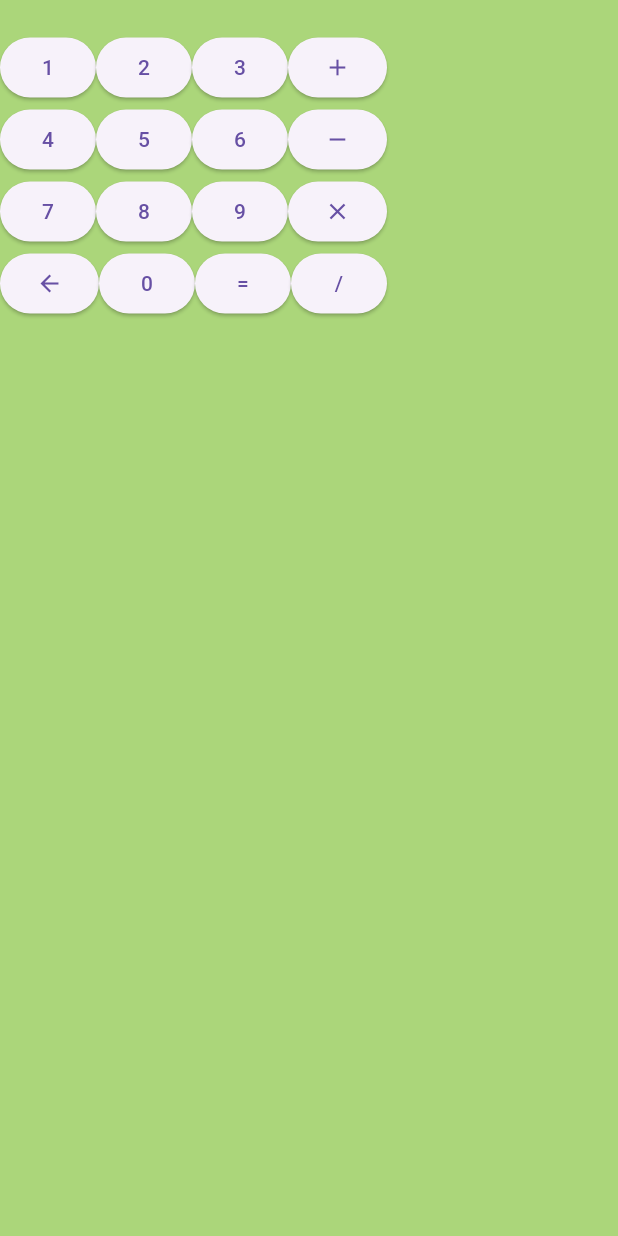
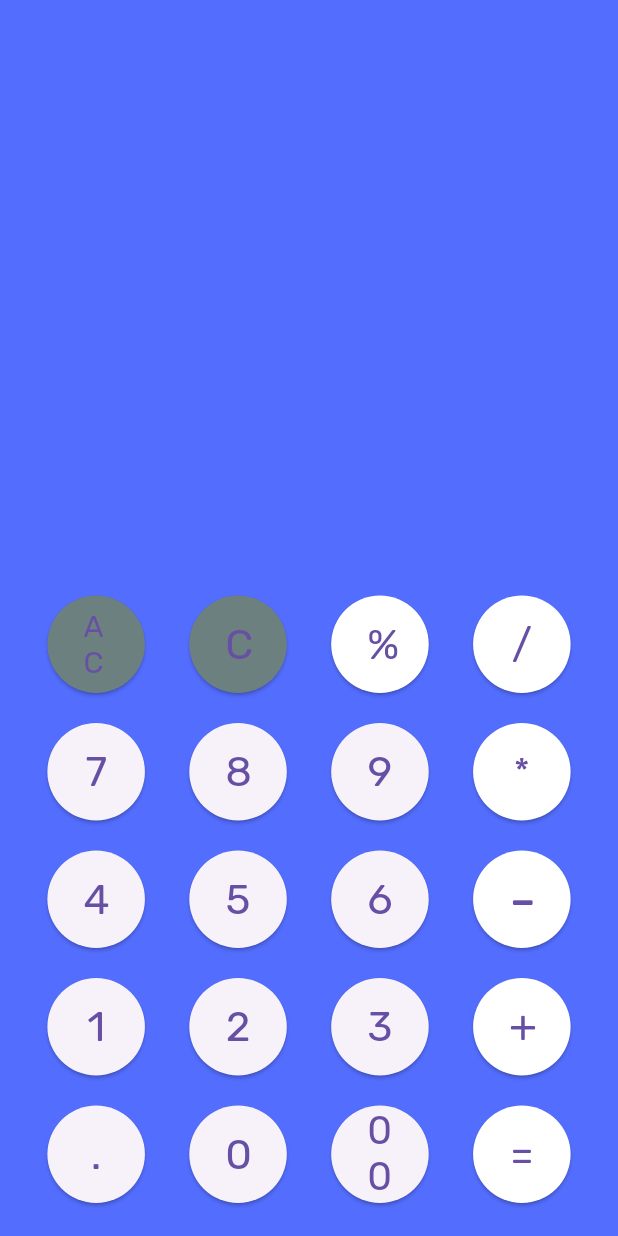
Before and after one commit to api-diengcyber/flutter_tutorial_kalkulator, a Flutter app: the screen it shows after launch, on a phone screen of 412 x 824 dp. Run offline on Flutter 3.47's test engine with Material 3 defaults, Android fonts, the phone set to English and light mode, and no system bars; our stand-ins replace google_fonts, math_expressions.

Commit message:
feat: new files

```diff
--- /dev/null
+++ b/lib/calc_button.dart
@@ -0,0 +1,52 @@
+import 'package:flutter/material.dart';
+import 'package:google_fonts/google_fonts.dart';
+
+class CalcButton extends StatelessWidget {
+  final String text;
+  final int? fillColor;
+  final int textColor;
+  final double textSize;
+  final Function? callback;
+
+  const CalcButton({
+    super.key,
+    required this.text,
+    this.fillColor,
+    this.textColor = 0xFFFFFFFF,
+    this.textSize = 28,
+    this.callback,
+  });
+
+  @override
+  Widget build(BuildContext context) {
+    return Container(
+      margin: const EdgeInsets.all(10),
+      child: SizedBox(
+        width: 65,
+        height: 65,
+        child: ElevatedButton(
+          onPressed: () {
+            callback!(text);
+          },
+          style: ElevatedButton.styleFrom(
+            shape: RoundedRectangleBorder(
+              borderRadius: BorderRadius.circular(50.0),
+            ),
+            textStyle: TextStyle(
+              color: Color(textColor),
+            ),
+            backgroundColor: fillColor != null ? Color(fillColor!) : null,
+          ),
+          child: Text(
+            text,
+            style: GoogleFonts.rubik(
+              textStyle: TextStyle(
+                fontSize: textSize,
+              ),
+            ),
+          ),
+        ),
+      ),
+    );
+  }
+}
--- a/lib/halaman_awal.dart
+++ b/lib/halaman_awal.dart
@@ -1,13 +1,13 @@
 import 'package:flutter/material.dart';
 
 class HalamanAwal extends StatefulWidget {
-  const HalamanAwal({Key? key}) : super(key: key);
+  const HalamanAwal({super.key});
 
   @override
-  _HalamanAwal createState() => _HalamanAwal();
+  HalamanAwalState createState() => HalamanAwalState();
 }
 
-class _HalamanAwal extends State<HalamanAwal> {
+class HalamanAwalState extends State<HalamanAwal> {
   String numbers = "";
 
   clickNumber(int number) {
--- /dev/null
+++ b/lib/home.dart
@@ -0,0 +1,210 @@
+import 'package:flutter/material.dart';
+import 'package:flutter_aplikasi_pertama/calc_button.dart';
+import 'package:google_fonts/google_fonts.dart';
+import 'package:math_expressions/math_expressions.dart';
+
+class Home extends StatefulWidget {
+  const Home({super.key});
+
+  @override
+  HomeState createState() => HomeState();
+}
+
+class HomeState extends State<Home> {
+  String history = '';
+  String expression = '';
+
+  void numClick(String text) {
+    setState(() => expression += text);
+  }
+
+  void allClear(String text) {
+    setState(() {
+      history = '';
+      expression = '';
+    });
+  }
+
+  void clear(String text) {
+    setState(() {
+      expression = '';
+    });
+  }
+
+  void evaluate(String text) {
+    Parser p = Parser();
+    Expression exp = p.parse(expression);
+    ContextModel cm = ContextModel();
+    setState(() {
+      history = expression;
+      expression = exp.evaluate(EvaluationType.REAL, cm).toString();
+    });
+  }
+
+  @override
+  Widget build(BuildContext context) {
+    return Scaffold(
+      backgroundColor: Colors.indigoAccent,
+      body: Container(
+        padding: const EdgeInsets.all(12),
+        child: Column(
+          mainAxisAlignment: MainAxisAlignment.end,
+          children: [
+            Container(
+              alignment: const Alignment(1.0, 1.0),
+              child: Padding(
+                padding: const EdgeInsets.only(right: 12),
+                child: Text(
+                  history,
+                  style: GoogleFonts.rubik(fontSize: 24, color: Colors.black),
+                ),
+              ),
+            ),
+            Container(
+              alignment: const Alignment(1.0, 1.0),
+              child: Padding(
+                padding: const EdgeInsets.all(12),
+                child: Text(
+                  expression,
+                  style: GoogleFonts.rubik(
+                    textStyle: const TextStyle(
+                      fontSize: 48,
+                      color: Colors.white,
+                    ),
+                  ),
+                ),
+              ),
+            ),
+            const SizedBox(
+              height: 40,
+            ),
+            Row(
+              mainAxisAlignment: MainAxisAlignment.spaceEvenly,
+              children: [
+                CalcButton(
+                  text: 'AC',
+                  fillColor: 0xFF6C807F,
+                  textSize: 20,
+                  callback: allClear,
+                ),
+                CalcButton(
+                  text: 'C',
+                  fillColor: 0xFF6C807F,
+                  callback: clear,
+                ),
+                CalcButton(
+                  text: '%',
+                  fillColor: 0xFFFFFFFF,
+                  textColor: 0xFF65BDAC,
+                  callback: numClick,
+                ),
+                CalcButton(
+                  text: '/',
+                  fillColor: 0xFFFFFFFF,
+                  textColor: 0xFF65BDAC,
+                  callback: numClick,
+                ),
+              ],
+            ),
+            Row(
+              mainAxisAlignment: MainAxisAlignment.spaceEvenly,
+              children: [
+                CalcButton(
+                  text: '7',
+                  callback: numClick,
+                ),
+                CalcButton(
+                  text: '8',
+                  callback: numClick,
+                ),
+                CalcButton(
+                  text: '9',
+                  callback: numClick,
+                ),
+                CalcButton(
+                  text: '*',
+                  fillColor: 0xFFFFFFFF,
+                  textColor: 0xFF65BDAC,
+                  textSize: 24,
+                  callback: numClick,
+                ),
+              ],
+            ),
+            Row(
+              mainAxisAlignment: MainAxisAlignment.spaceEvenly,
+              children: <Widget>[
+                CalcButton(
+                  text: '4',
+                  callback: numClick,
+                ),
+                CalcButton(
+                  text: '5',
+                  callback: numClick,
+                ),
+                CalcButton(
+                  text: '6',
+                  callback: numClick,
+                ),
+                CalcButton(
+                  text: '-',
+                  fillColor: 0xFFFFFFFF,
+                  textColor: 0xFF65BDAC,
+                  textSize: 38,
+                  callback: numClick,
+                ),
+              ],
+            ),
+            Row(
+              mainAxisAlignment: MainAxisAlignment.spaceEvenly,
+              children: <Widget>[
+                CalcButton(
+                  text: '1',
+                  callback: numClick,
+                ),
+                CalcButton(
+                  text: '2',
+                  callback: numClick,
+                ),
+                CalcButton(
+                  text: '3',
+                  callback: numClick,
+                ),
+                CalcButton(
+                  text: '+',
+                  fillColor: 0xFFFFFFFF,
+                  textColor: 0xFF65BDAC,
+                  textSize: 30,
+                  callback: numClick,
+                ),
+              ],
+            ),
+            Row(
+              mainAxisAlignment: MainAxisAlignment.spaceEvenly,
+              children: <Widget>[
+                CalcButton(
+                  text: '.',
+                  callback: numClick,
+                ),
+                CalcButton(
+                  text: '0',
+                  callback: numClick,
+                ),
+                CalcButton(
+                  text: '00',
+                  callback: numClick,
+                  textSize: 26,
+                ),
+                CalcButton(
+                  text: '=',
+                  fillColor: 0xFFFFFFFF,
+                  textColor: 0xFF65BDAC,
+                  callback: evaluate,
+                ),
+              ],
+            ),
+          ],
+        ),
+      ),
+    );
+  }
+}
--- a/lib/main.dart
+++ b/lib/main.dart
@@ -1,5 +1,5 @@
 import 'package:flutter/material.dart';
-import 'package:flutter_aplikasi_pertama/halaman_awal.dart';
+import 'package:flutter_aplikasi_pertama/home.dart';
 
 void main() {
   runApp(const MainApp());
@@ -10,6 +10,6 @@ class MainApp extends StatelessWidget {
 
   @override
   Widget build(BuildContext context) {
-    return MaterialApp(home: HalamanAwal());
+    return MaterialApp(home: Home());
   }
 }
--- a/pubspec.yaml
+++ b/pubspec.yaml
@@ -9,6 +9,8 @@ environment:
 dependencies:
   flutter:
     sdk: flutter
+  google_fonts: ^6.2.1
+  math_expressions: ^3.0.0
 
 dev_dependencies:
   flutter_test:
```
Also changed, not shown: pubspec.lock, 1 other file.
